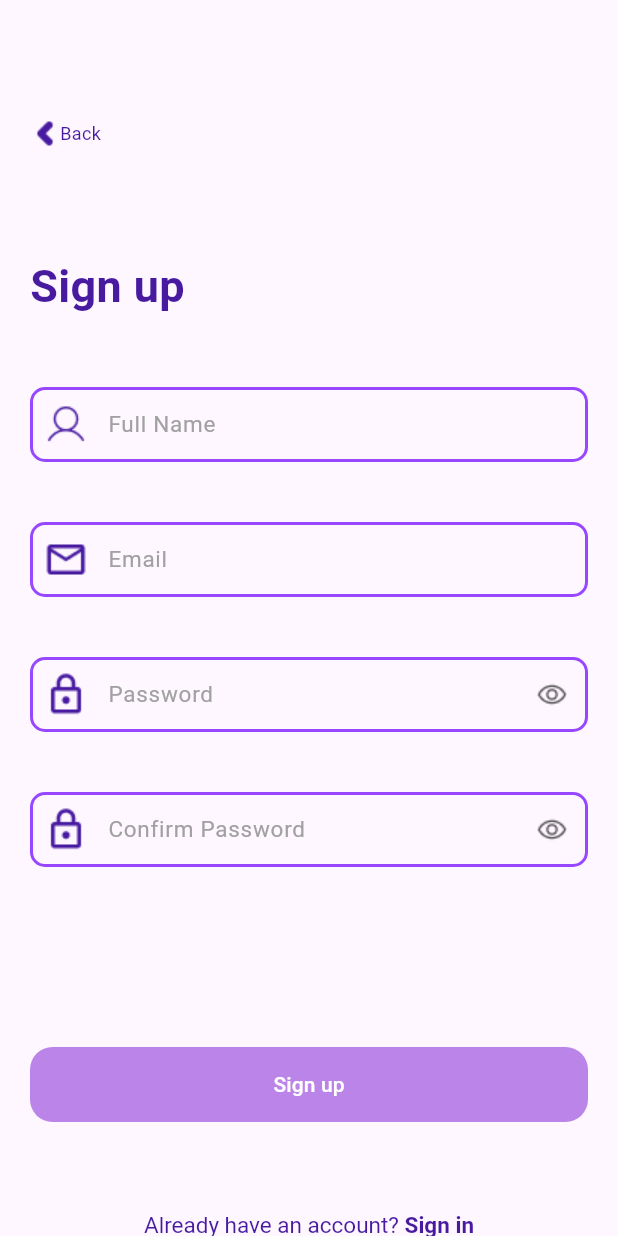
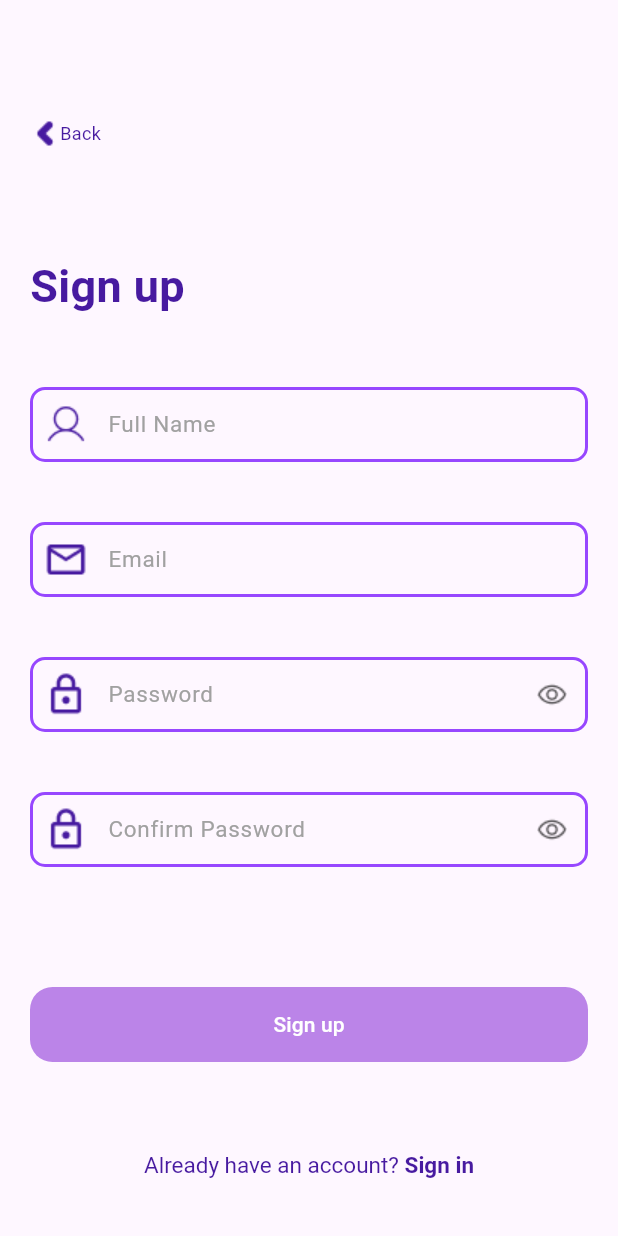
Before and after one commit to ddmuzyk/account-app, a Flutter app: the RegisterView screen opened directly, on a phone screen of 412 x 824 dp. Run offline on Flutter 3.47's test engine with Material 3 defaults, Android fonts, the light colour scheme and no system bars; our stand-ins replace shared_preferences, sqflite; accounts and stored records are empty.

Commit message:
clean code

```diff
--- a/lib/services/sqlite_service.dart
+++ b/lib/services/sqlite_service.dart
@@ -80,7 +80,6 @@ class SQLiteService {
     final db = await database;
     try {
       await db.insert(constants.usersTable, user.toMap(), conflictAlgorithm: ConflictAlgorithm.rollback);
-      print('User added: $user');
       return user.name;
     } catch (e) {
       print('Error inserting user: $e');
@@ -108,8 +107,6 @@ class SQLiteService {
 
   Future<void> deleteTask(String taskName, String userName) async {
     final db = await database;
-    print('Deleting task: $taskName');
-    print('Deleting task from user: $userName');
     await db.delete(
       constants.tasksTable,
       where: 'name = ? AND userName = ?',
@@ -120,7 +117,6 @@ class SQLiteService {
   Future<List<Map<String, dynamic>>> getUsers() async {
     final db = await database;
     final users = await db.query(constants.usersTable);
-    print('Users: $users');
     return users;
   }
 
--- a/lib/views/login/login_view.dart
+++ b/lib/views/login/login_view.dart
@@ -6,9 +6,9 @@ import 'package:dsw_52745/views/home/home_view.dart';
 import 'package:dsw_52745/views/register/register_view.dart';
 import 'package:dsw_52745/views/widgets/basic_button.dart';
 import 'package:dsw_52745/views/widgets/basic_text_form_field.dart';
+import 'package:dsw_52745/views/widgets/form_warning.dart';
 import 'package:dsw_52745/views/widgets/header_text.dart';
 import 'package:dsw_52745/views/widgets/navigation_text.dart';
-import 'package:dsw_52745/views/widgets/form_warning.dart';
 import 'package:flutter/material.dart';
 
 class LoginView extends StatefulWidget {
--- a/lib/views/register/register_view.dart
+++ b/lib/views/register/register_view.dart
@@ -166,7 +166,7 @@ class _RegisterViewState extends State<RegisterView> {
                   onChange: onConfirmedPasswordChange,
                 ),
                 formWarning(text: 'Passwords do not match', isVisible: isConfirmedPasswordWarningVisible),
-                const SizedBox(height: 80),
+                const SizedBox(height: 40),
                 basicButton(text: 'Sign up', onPressed: onSignUp),
                 const SizedBox(height: 60),
                 navigationText(
```
